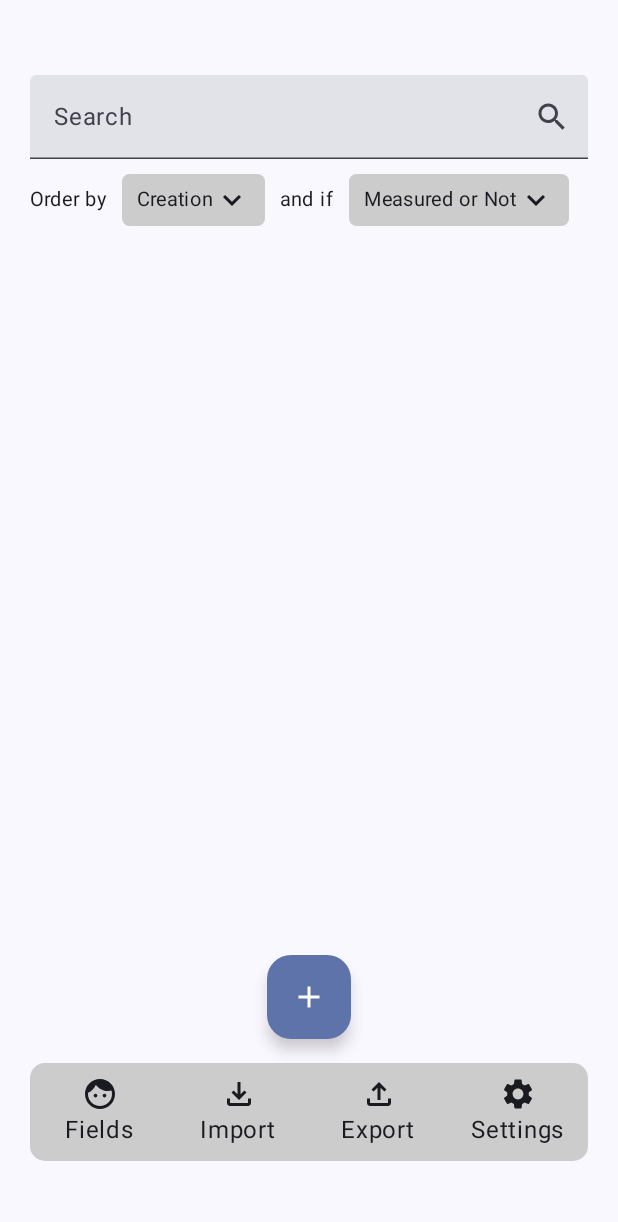
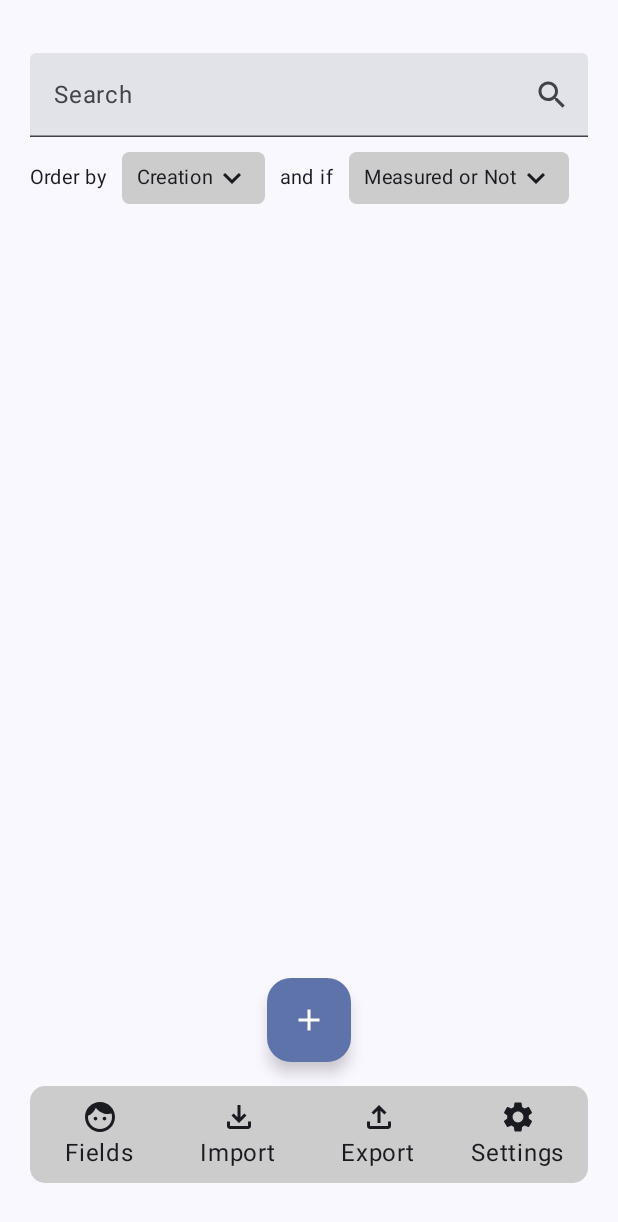
Before and after one commit to cromega08/Measurepedia, an Android app built with Jetpack Compose: the screen it shows after launch (HomeActivity), on a phone screen of 412 x 824 dp. Shown: the top 1222 px of the screen. Run offline under Robolectric (Android 15) with nearby library versions, the phone set to English and light mode, and no system bars; our stand-ins replace constraintlayout-compose; 1 statement that could not run was skipped.

Commit message:
refactor!: correct problems and wrong implementations of modifiers on components

```diff
--- a/app/src/main/java/cromega/studio/measurepedia/ui/components/elements/ButtonComponents.kt
+++ b/app/src/main/java/cromega/studio/measurepedia/ui/components/elements/ButtonComponents.kt
@@ -16,7 +16,7 @@ fun RoundedCornerButton(
     content: @Composable (RowScope.() -> Unit)
 ) =
     Button(
-        modifier = Modifier.then(modifier),
+        modifier = modifier,
         shape = RoundedCornerShape(cornerSize),
         onClick = onClick,
         content = content
--- a/app/src/main/java/cromega/studio/measurepedia/ui/components/elements/DialogComponents.kt
+++ b/app/src/main/java/cromega/studio/measurepedia/ui/components/elements/DialogComponents.kt
@@ -49,10 +49,9 @@ fun ColumnOrderedDialog(
     ) {
         Column(
             modifier =
-                Modifier
+                columnModifier
                     .padding(all = 10.dp)
-                    .background(color = Color.White, shape = RoundedCornerShape(20.dp))
-                    .then(columnModifier),
+                    .background(color = Color.White, shape = RoundedCornerShape(20.dp)),
             verticalArrangement = verticalArrangement,
             horizontalAlignment = horizontalAlignment,
             content = content
--- a/app/src/main/java/cromega/studio/measurepedia/ui/components/elements/IconButtonComponents.kt
+++ b/app/src/main/java/cromega/studio/measurepedia/ui/components/elements/IconButtonComponents.kt
@@ -17,7 +17,7 @@ fun VerticalIconButton(
     content: @Composable (ColumnScope.() -> Unit)
 ) =
     IconButton(
-        modifier = Modifier.then(modifier),
+        modifier = modifier,
         enabled = enabled,
         colors = colors,
         onClick = onClick,
--- a/app/src/main/java/cromega/studio/measurepedia/ui/components/elements/SpacerComponents.kt
+++ b/app/src/main/java/cromega/studio/measurepedia/ui/components/elements/SpacerComponents.kt
@@ -12,30 +12,15 @@ import androidx.compose.ui.unit.dp
 
 @Composable
 fun SpacerVerticalSmall(modifier: Modifier = Modifier) =
-    Spacer(
-        modifier =
-        Modifier
-            .height(10.dp)
-            .then(modifier)
-    )
+    Spacer(modifier = modifier.height(10.dp))
 
 @Composable
 fun SpacerVerticalMedium(modifier: Modifier = Modifier) =
-    Spacer(
-        modifier =
-            Modifier
-                .height(20.dp)
-                .then(modifier)
-    )
+    Spacer(modifier = modifier.height(20.dp))
 
 @Composable
 fun SpacerHorizontalSmall(modifier: Modifier = Modifier) =
-    Spacer(
-        modifier =
-        Modifier
-            .width(10.dp)
-            .then(modifier)
-    )
+    Spacer(modifier = modifier.width(10.dp))
 
 @Composable
 fun SpacerHorizontalLine(
@@ -45,13 +30,11 @@ fun SpacerHorizontalLine(
     color: Color = Color.Black
 ) {
     val finalModifier: Modifier =
-        Modifier
+        modifier
             .height(height)
             .background(color = color)
-            .then(modifier)
 
-    if (width > 0.dp)
-        finalModifier.width(width)
+    if (width > 0.dp) finalModifier.width(width)
 
     Spacer(modifier = finalModifier)
 }
@@ -64,10 +47,9 @@ fun SpacerVerticalLine(
     color: Color = Color.Black
 ) {
     val finalModifier: Modifier =
-        Modifier
+        modifier
             .width(width)
             .background(color = color)
-            .then(modifier)
 
     if (height > 0.dp)
         finalModifier.height(height)
--- a/app/src/main/java/cromega/studio/measurepedia/ui/components/elements/TextFieldComponents.kt
+++ b/app/src/main/java/cromega/studio/measurepedia/ui/components/elements/TextFieldComponents.kt
@@ -19,7 +19,7 @@ fun SearchBar(
     onQueryChange: (String) -> Unit,
     onSearch: KeyboardActionScope.() -> Unit
 ) = TextField(
-    modifier = Modifier.then(modifier),
+    modifier = modifier,
     value = query,
     onValueChange = onQueryChange,
     placeholder = { Text(hint) },
--- a/app/src/main/java/cromega/studio/measurepedia/ui/components/layouts/BoxComponents.kt
+++ b/app/src/main/java/cromega/studio/measurepedia/ui/components/layouts/BoxComponents.kt
@@ -30,11 +30,10 @@ fun <T> Dropdown(
 ) =
     Box(
         modifier =
-        Modifier
+        modifier
             .background(color = Color.LightGray, shape = RoundedCornerShape(5.dp))
             .padding(horizontal = 10.dp, vertical = 5.dp)
-            .clickable(onClick = onClickMenu)
-            .then(modifier),
+            .clickable(onClick = onClickMenu),
         contentAlignment = Alignment.Center
     ) {
         Row(
--- a/app/src/main/java/cromega/studio/measurepedia/ui/components/layouts/ColumnComponents.kt
+++ b/app/src/main/java/cromega/studio/measurepedia/ui/components/layouts/ColumnComponents.kt
@@ -19,10 +19,9 @@ fun GenericHeaderColumn(
 ) =
     Column(
         modifier =
-        Modifier
+        modifier
             .fillMaxWidth()
-            .padding(top = 50.dp, bottom = 20.dp, start = 20.dp, end = 20.dp)
-            .then(modifier),
+            .padding(top = 35.dp, bottom = 20.dp, start = 20.dp, end = 20.dp),
         verticalArrangement = verticalArrangement,
         horizontalAlignment = horizontalAlignment,
         content = content
@@ -36,7 +35,7 @@ fun CenteredColumn(
     content: @Composable (ColumnScope.() -> Unit)
 ) =
     Column(
-        modifier = Modifier.then(modifier),
+        modifier = modifier,
         verticalArrangement = verticalArrangement,
         horizontalAlignment = horizontalAlignment,
         content = content
--- a/app/src/main/java/cromega/studio/measurepedia/ui/components/layouts/ConstraintLayoutComponents.kt
+++ b/app/src/main/java/cromega/studio/measurepedia/ui/components/layouts/ConstraintLayoutComponents.kt
@@ -17,9 +17,8 @@ inline fun CardConstraintLayout(
 ) =
     ConstraintLayout(
         modifier =
-            Modifier
+            modifier
                 .background(color = Color.LightGray, shape = RoundedCornerShape(15.dp))
-                .padding(horizontal = 20.dp, vertical = 15.dp)
-                .then(modifier),
+                .padding(horizontal = 20.dp, vertical = 15.dp),
         content = content
     )
--- a/app/src/main/java/cromega/studio/measurepedia/ui/components/layouts/LazyColumnComponents.kt
+++ b/app/src/main/java/cromega/studio/measurepedia/ui/components/layouts/LazyColumnComponents.kt
@@ -22,10 +22,9 @@ fun GenericBodyLazyColumn(
 ) =
     LazyColumn(
         modifier =
-        Modifier
+        modifier
             .fillMaxWidth()
-            .padding(horizontal = 20.dp)
-            .then(modifier),
+            .padding(horizontal = 20.dp),
         contentPadding = contentPadding,
         verticalArrangement = verticalArrangement,
         horizontalAlignment = horizontalAlignment,
--- a/app/src/main/java/cromega/studio/measurepedia/ui/components/layouts/RowComponents.kt
+++ b/app/src/main/java/cromega/studio/measurepedia/ui/components/layouts/RowComponents.kt
@@ -20,11 +20,10 @@ fun GenericFooterRow(
 ) =
     Row(
         modifier =
-        Modifier
+        modifier
             .fillMaxWidth()
-            .heightIn(min = 1.dp, 115.dp)
-            .padding(top = 0.dp, bottom = 50.dp, start = 20.dp, end = 20.dp)
-            .then(modifier),
+            .heightIn(min = 1.dp, 100.dp)
+            .padding(top = 0.dp, bottom = 35.dp, start = 20.dp, end = 20.dp),
         horizontalArrangement = horizontalArrangement,
         verticalAlignment = verticalAlignment,
         content = content
```
Also changed, not shown: app/src/main/java/cromega/studio/measurepedia/ui/components/elements/TextComponents.kt (+5 -5 lines).
